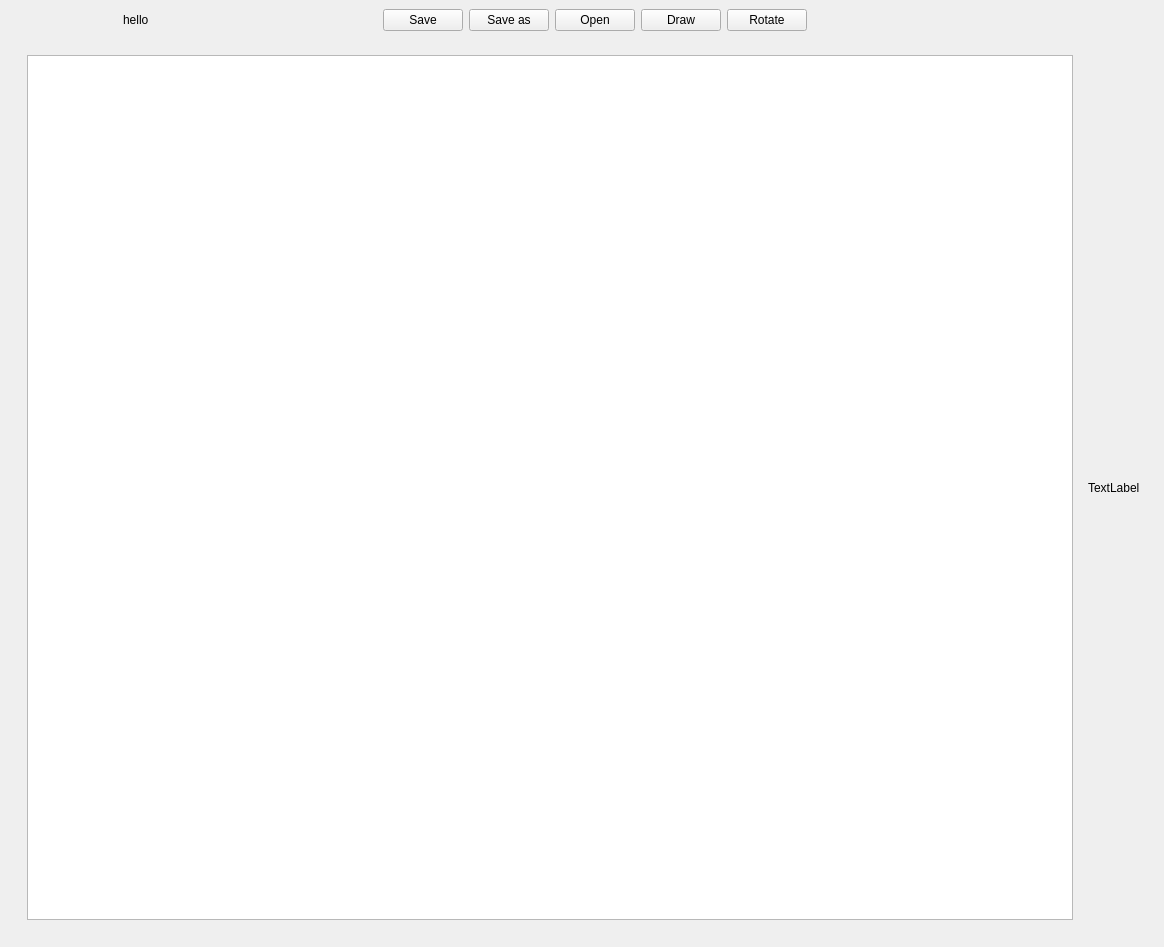
Qt form editor.ui (ilbertt/omnia-ui-editor) before a commit.
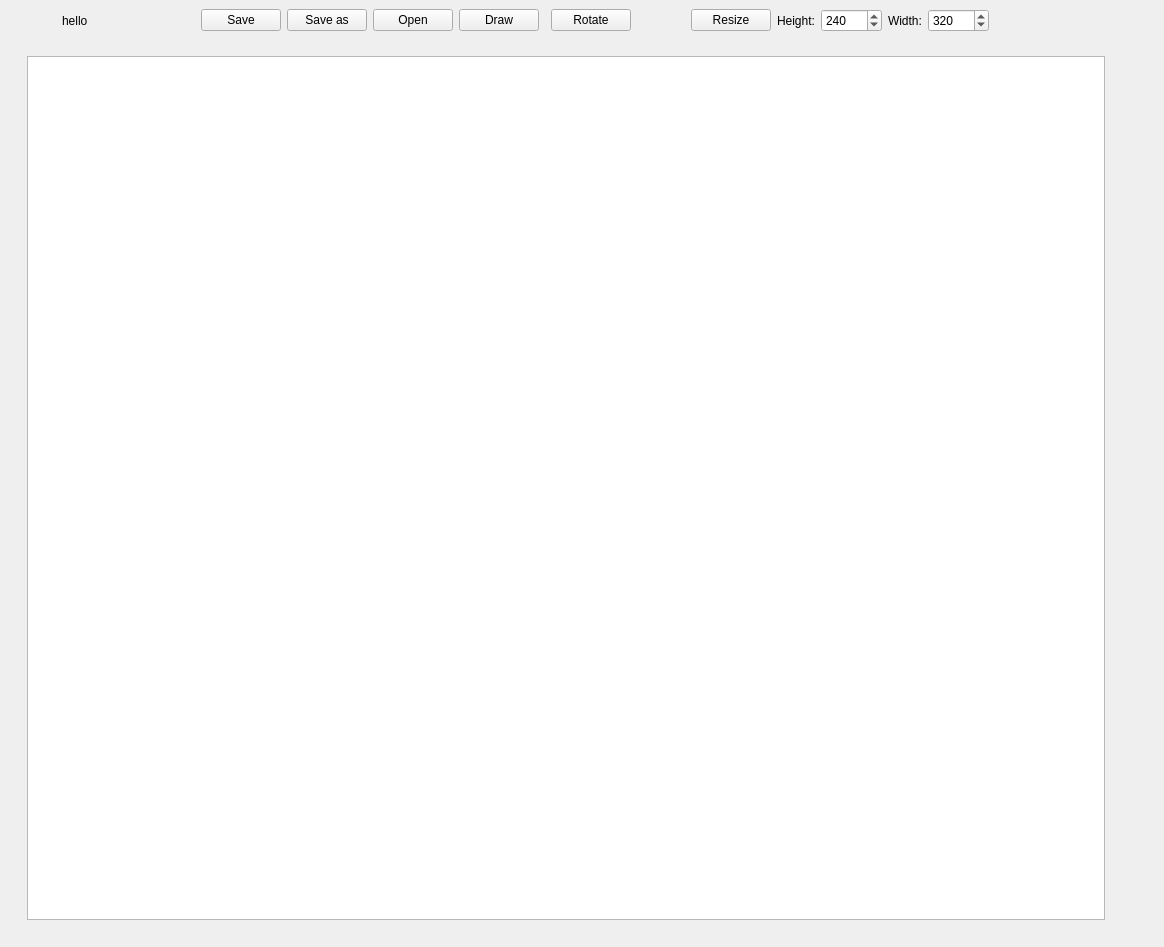
The same form after that commit.

Commit message: added image frame resize

Patch:
```diff
--- a/editor.ui
+++ b/editor.ui
@@ -17,7 +17,64 @@
    <layout class="QHBoxLayout" name="horizontalLayout">
     <item>
      <layout class="QGridLayout" name="gridLayout">
-      <item row="2" column="0" colspan="13">
+      <item row="1" column="12">
+       <widget class="QLabel" name="label">
+        <property name="text">
+         <string>Height:</string>
+        </property>
+       </widget>
+      </item>
+      <item row="1" column="18">
+       <spacer name="horizontalSpacer">
+        <property name="orientation">
+         <enum>Qt::Horizontal</enum>
+        </property>
+        <property name="sizeHint" stdset="0">
+         <size>
+          <width>40</width>
+          <height>20</height>
+         </size>
+        </property>
+       </spacer>
+      </item>
+      <item row="1" column="3">
+       <spacer name="horizontalSpacer_3">
+        <property name="orientation">
+         <enum>Qt::Horizontal</enum>
+        </property>
+        <property name="sizeHint" stdset="0">
+         <size>
+          <width>40</width>
+          <height>20</height>
+         </size>
+        </property>
+       </spacer>
+      </item>
+      <item row="1" column="5">
+       <widget class="QPushButton" name="save_as">
+        <property name="text">
+         <string>Save as</string>
+        </property>
+       </widget>
+      </item>
+      <item row="1" column="13">
+       <widget class="QSpinBox" name="height">
+        <property name="maximum">
+         <number>10000</number>
+        </property>
+        <property name="value">
+         <number>240</number>
+        </property>
+       </widget>
+      </item>
+      <item row="1" column="14">
+       <widget class="QLabel" name="label_2">
+        <property name="text">
+         <string>Width:</string>
+        </property>
+       </widget>
+      </item>
+      <item row="3" column="0" colspan="20">
        <widget class="QWidget" name="widget" native="true">
         <layout class="QGridLayout" name="gridLayout_2">
          <item row="0" column="1">
@@ -49,7 +106,7 @@
          <item row="1" column="1">
           <widget class="QLabel" name="img_label">
            <property name="text">
-            <string>TextLabel</string>
+            <string/>
            </property>
           </widget>
          </item>
@@ -68,7 +125,7 @@
         </layout>
        </widget>
       </item>
-      <item row="0" column="9">
+      <item row="1" column="10">
        <spacer name="horizontalSpacer_6">
         <property name="orientation">
          <enum>Qt::Horizontal</enum>
@@ -81,7 +138,7 @@
         </property>
        </spacer>
       </item>
-      <item row="0" column="2">
+      <item row="1" column="2">
        <spacer name="horizontalSpacer_5">
         <property name="orientation">
          <enum>Qt::Horizontal</enum>
@@ -94,7 +151,7 @@
         </property>
        </spacer>
       </item>
-      <item row="0" column="10">
+      <item row="1" column="17">
        <spacer name="horizontalSpacer_4">
         <property name="orientation">
          <enum>Qt::Horizontal</enum>
@@ -107,35 +164,35 @@
         </property>
        </spacer>
       </item>
-      <item row="0" column="1">
+      <item row="1" column="1">
        <widget class="QLabel" name="file_label">
         <property name="text">
          <string>hello</string>
         </property>
        </widget>
       </item>
-      <item row="0" column="6">
+      <item row="1" column="6">
        <widget class="QPushButton" name="open">
         <property name="text">
          <string>Open</string>
         </property>
        </widget>
       </item>
-      <item row="0" column="4">
+      <item row="1" column="4">
        <widget class="QPushButton" name="save">
         <property name="text">
          <string>Save</string>
         </property>
        </widget>
       </item>
-      <item row="0" column="8">
+      <item row="1" column="9">
        <widget class="QPushButton" name="rotate">
         <property name="text">
          <string>Rotate</string>
         </property>
        </widget>
       </item>
-      <item row="0" column="0">
+      <item row="1" column="0">
        <spacer name="horizontalSpacer_2">
         <property name="orientation">
          <enum>Qt::Horizontal</enum>
@@ -148,28 +205,25 @@
         </property>
        </spacer>
       </item>
-      <item row="0" column="7">
+      <item row="1" column="7">
        <widget class="QPushButton" name="draw">
         <property name="text">
          <string>Draw</string>
         </property>
        </widget>
       </item>
-      <item row="0" column="11">
-       <spacer name="horizontalSpacer">
-        <property name="orientation">
-         <enum>Qt::Horizontal</enum>
+      <item row="1" column="15">
+       <widget class="QSpinBox" name="width">
+        <property name="maximum">
+         <number>10000</number>
         </property>
-        <property name="sizeHint" stdset="0">
-         <size>
-          <width>40</width>
-          <height>20</height>
-         </size>
+        <property name="value">
+         <number>320</number>
         </property>
-       </spacer>
+       </widget>
       </item>
-      <item row="0" column="3">
-       <spacer name="horizontalSpacer_3">
+      <item row="1" column="16">
+       <spacer name="horizontalSpacer_7">
         <property name="orientation">
          <enum>Qt::Horizontal</enum>
         </property>
@@ -181,10 +235,10 @@
         </property>
        </spacer>
       </item>
-      <item row="0" column="5">
-       <widget class="QPushButton" name="save_as">
+      <item row="1" column="11">
+       <widget class="QPushButton" name="resize">
         <property name="text">
-         <string>Save as</string>
+         <string>Resize</string>
         </property>
        </widget>
       </item>
```
The commit also changes 1 other file.
